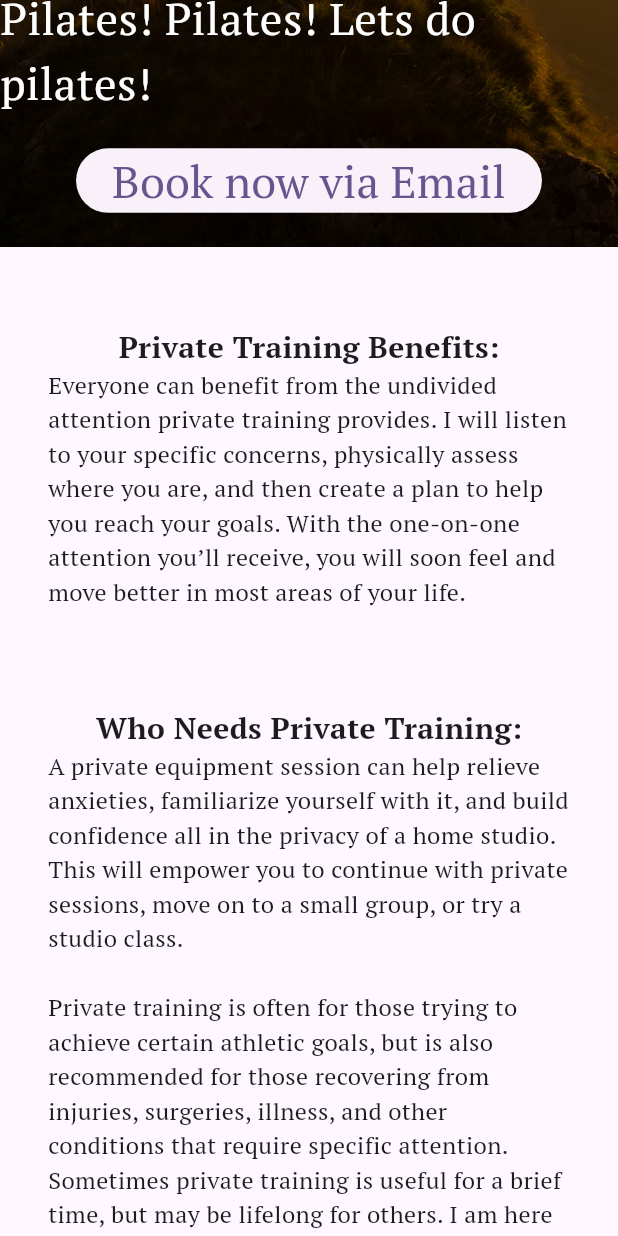
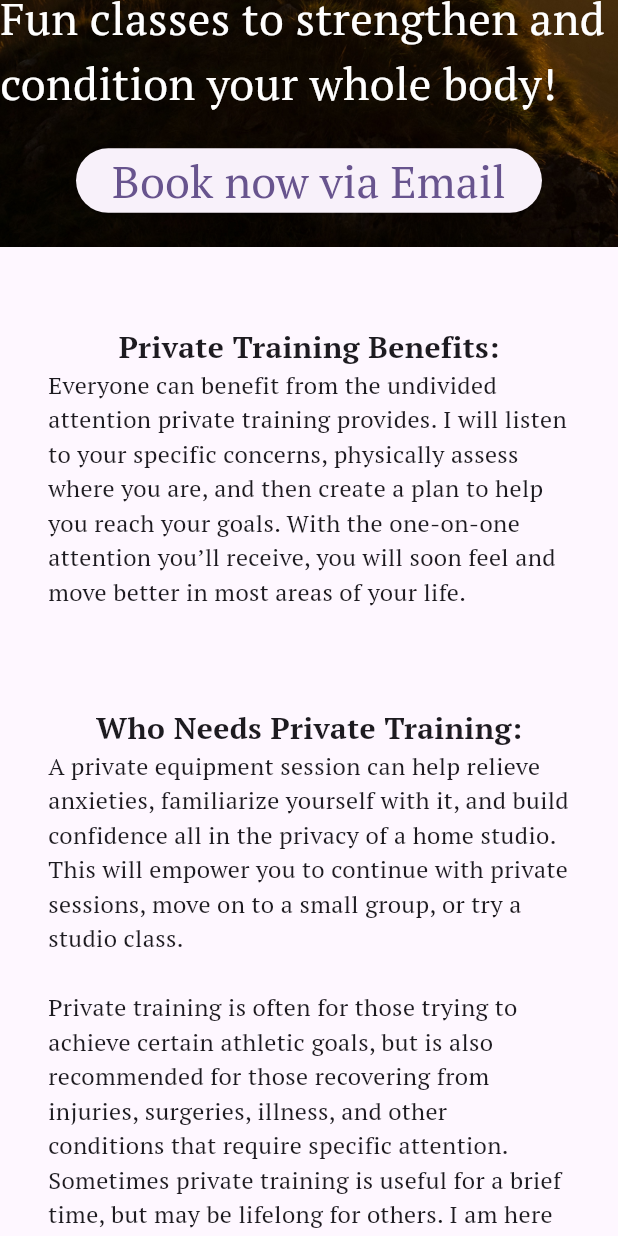
Before and after one commit to Sdadopilates/sdadopilates.github.io, a Flutter app: the screen it shows after launch, scrolled down 576 dp, on a phone screen of 412 x 824 dp. Run offline on Flutter 3.47's test engine with Material 3 defaults, Android fonts, the phone set to English and light mode, and no system bars.

```diff
--- a/lib/main.dart
+++ b/lib/main.dart
@@ -110,23 +110,7 @@ class _MyHomePageState extends State<MyHomePage> {
   }
 
   Widget customList(String title, List<String> list, ListType type) {
-    return Padding(
-      padding: const EdgeInsets.all(32.0),
-      child: Column(
-        crossAxisAlignment: CrossAxisAlignment.start,
-        children: [
-          Text(title, style: Styles.title),
-          const SizedBox(height: 10),
-          buildList(list, type),
-        ],
-      ),
-    );
-  }
-
-  Widget buildList(List<String> list, ListType type) {
-    return Column(
-      crossAxisAlignment: CrossAxisAlignment.start,
-      children: List.generate(
+    List<Widget> generatedList = List.generate(
       list.length,
       (index) => Padding(
         padding: const EdgeInsets.symmetric(vertical: 8.0),
@@ -140,6 +124,16 @@ class _MyHomePageState extends State<MyHomePage> {
                 style: Styles.body,
               ),
       ),
+    );
+    List<Widget> preList = [
+      Text(title, style: Styles.title),
+      const SizedBox(height: 10),
+    ];
+    return Padding(
+      padding: const EdgeInsets.all(32.0),
+      child: Column(
+        crossAxisAlignment: CrossAxisAlignment.start,
+        children: preList + generatedList,
       ),
     );
   }
--- a/lib/strings.dart
+++ b/lib/strings.dart
@@ -1,8 +1,8 @@
 class Strings {
-  //TODO CHANGE THIS CHANGE THIS CHANGE THIS CHANGE THIS
-  static const String email = "CHANGETHIS@aol.com";
+  static const String email = "sdadopilates@gmail.com";
   static const String headerTitle = "SDPilates";
-  static const String headerSubtitle = "Pilates! Pilates! Lets do pilates!";
+  static const String headerSubtitle =
+      "Fun classes to strengthen and condition your whole body!";
   static const String bookButton = "Book now via Email";
 
   static const String titlePrivate = "Private Training Benefits:";
--- a/pubspec.yaml
+++ b/pubspec.yaml
@@ -1,5 +1,5 @@
 name: sdpilates
-description: "Site for Sue"
+description: "SDPilates"
 
 publish_to: 'none'
 
```
Also changed, not shown: 6 other files. Lines whose indentation alone changed are shown as unchanged.
